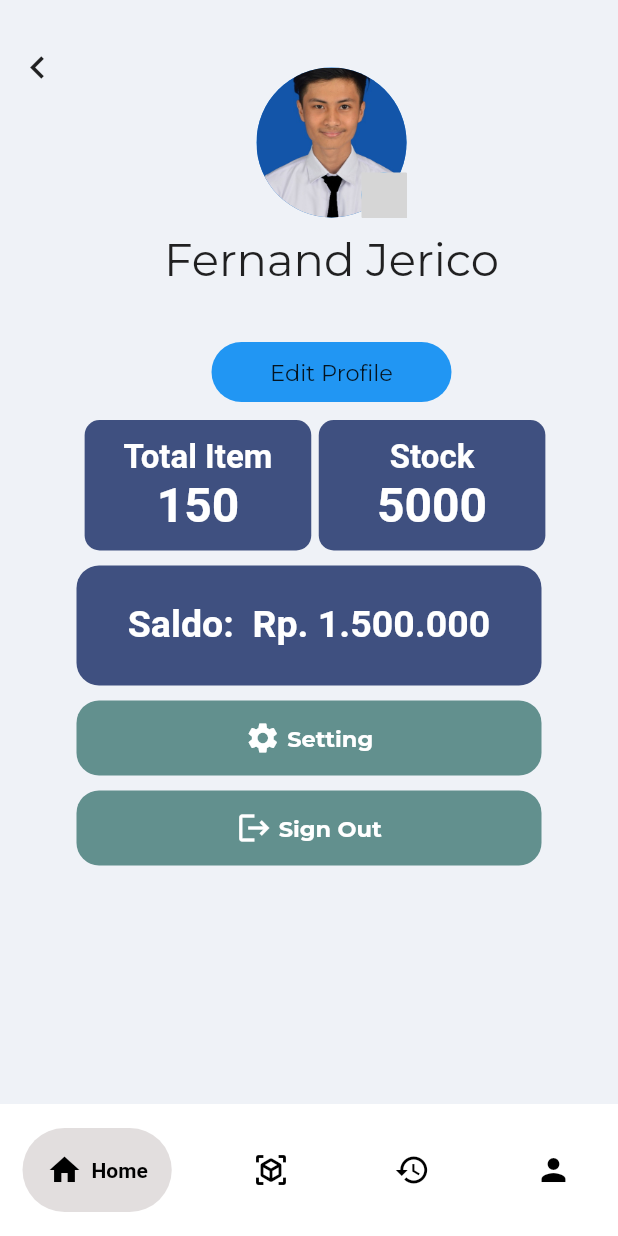
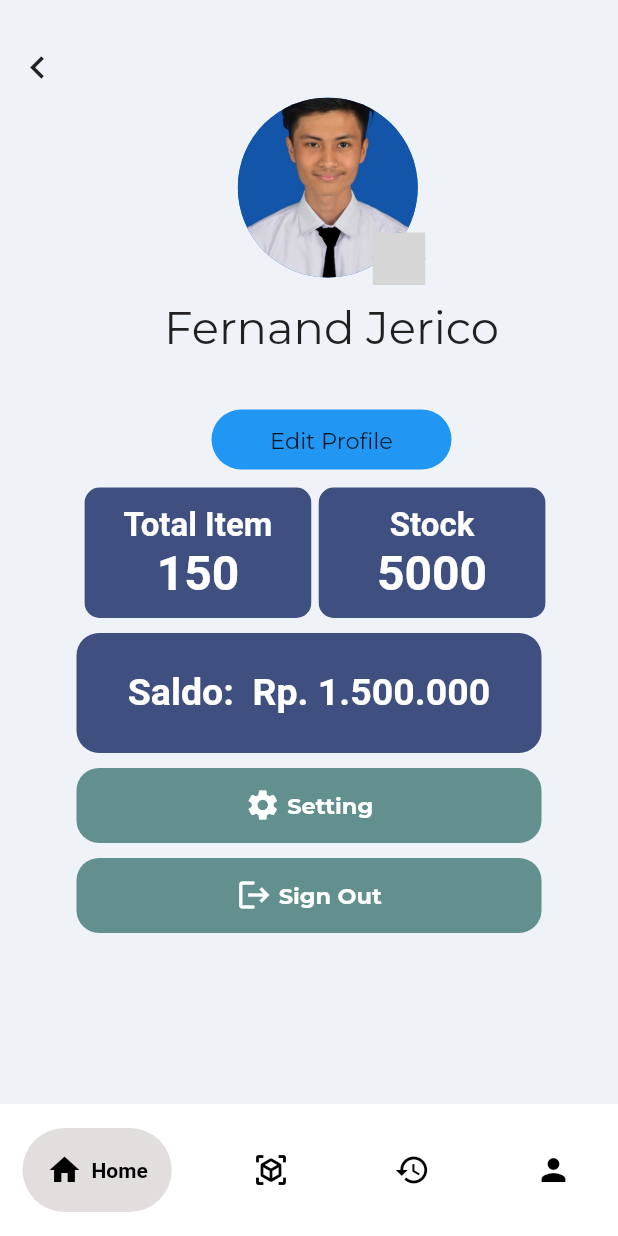
Before and after one commit to FernandJerico/inventaris_app, a Flutter app: the screen it shows once a user with an empty profile is signed in, item 4 of the bottom bar chosen, on a phone screen of 412 x 824 dp. Run offline on Flutter 3.47's test engine with Material 2 defaults, Android fonts, the phone set to English and light mode, and no system bars; drawn by our look-alikes of google_nav_bar; our stand-ins replace firebase_auth, firebase_core, get, google_fonts, ionicons; missing offline and left inert: icony; accounts and stored records are empty; grey boxes are pictures that could not be loaded.

Commit message:
commit profile view

```diff
--- a/lib/app/modules/profile/views/profile_view.dart
+++ b/lib/app/modules/profile/views/profile_view.dart
@@ -26,21 +26,23 @@ class ProfileView extends GetView<ProfileController> {
   Widget build(BuildContext context) {
     var profileInfo = Expanded(
       child: Column(children: [
-        Container(
-          height: 100,
-          width: 100,
+        Padding(
+          padding: const EdgeInsets.only(top: 20),
+          child: Container(
+            height: 125,
+            width: 125,
             margin: const EdgeInsets.only(top: 15),
             child: Stack(
               children: [
                 const CircleAvatar(
-                radius: 50,
+                  radius: 60,
                   backgroundImage: AssetImage('assets/images/avatar.jpg'),
                 ),
                 Align(
                   alignment: Alignment.bottomRight,
                   child: Container(
-                  height: 30,
-                  width: 30,
+                    height: 35,
+                    width: 35,
                     decoration: BoxDecoration(
                       color: Theme.of(context).colorScheme.secondary,
                       shape: BoxShape.circle,
@@ -52,6 +54,7 @@ class ProfileView extends GetView<ProfileController> {
                   ),
                 ),
               ],
+            ),
           ),
         ),
         const SizedBox(
```
Lines whose indentation alone changed are shown as unchanged.
